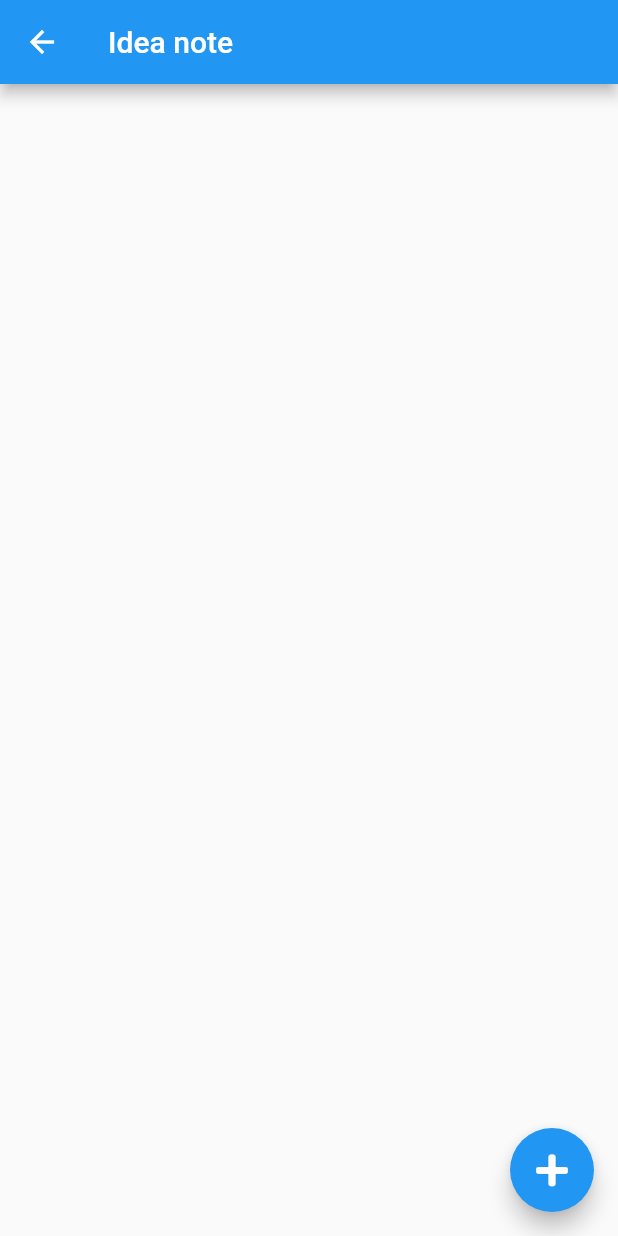
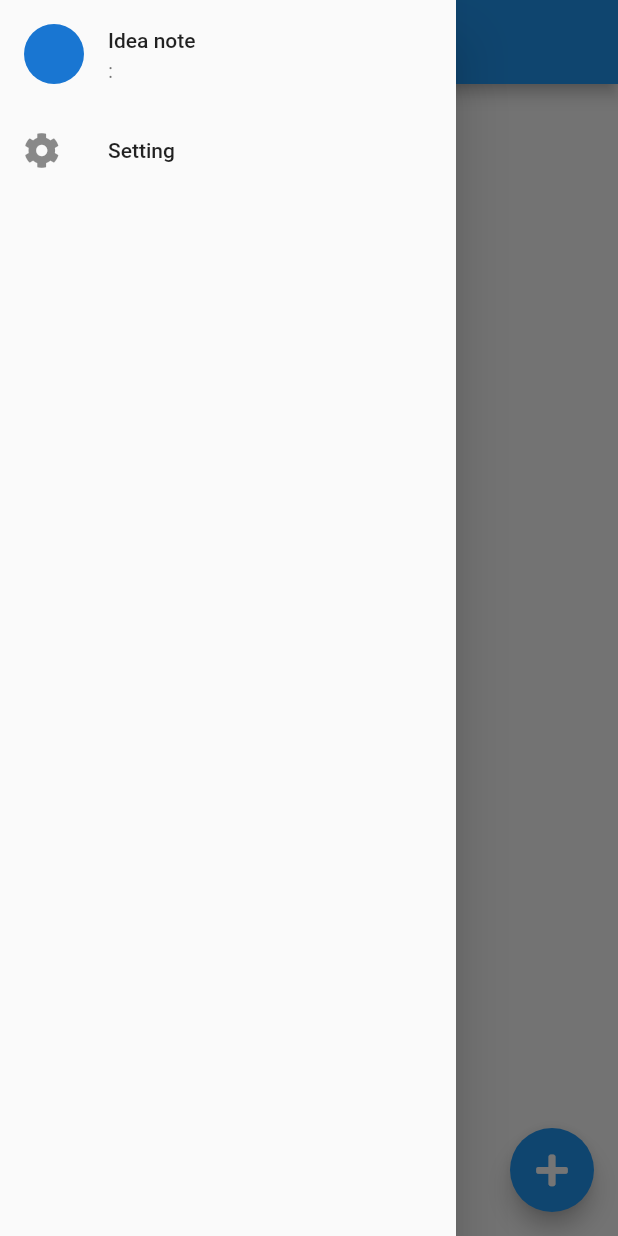
Before and after one commit to kitProject-dev/idea_note, a Flutter app: the HomeScreen screen opened by its route, with the side drawer open (before the commit the screen has no drawer), on a phone screen of 412 x 824 dp. Run offline on Flutter 3.47's test engine with Material 2 defaults, Android fonts, the light colour scheme and no system bars; our stand-ins replace flutter_speed_dial, font_awesome_flutter, shared_preferences, smooth_page_indicator; missing offline and left inert: dart:html, flutter_sheet_localization, package_info_wrapper; accounts and stored records are empty; project files that could hold a hidden picture were left out.

Commit message:
Create settings model

```diff
--- a/lib/config/preferences_key.dart
+++ b/lib/config/preferences_key.dart
@@ -1,4 +1,6 @@
 class PreferencesKey {
+  static const version = 'version';
+  static const buildNumber = 'build_number';
   static const setUpCompleted = 'set_up_completed';
   static const numberOfStartUps = 'number_of_start_ups';
 }
--- a/lib/main_mobile.dart
+++ b/lib/main_mobile.dart
@@ -1,5 +1,6 @@
 import 'package:flutter/widgets.dart';
 import 'package:idea_note/app.dart';
+import 'package:idea_note/repository/setting/setting.dart';
 import 'package:idea_note/repository/storage/mobile/mobile_storage.dart';
 import 'package:idea_note/repository/storage/storage.dart';
 import 'package:provider/provider.dart';
@@ -11,6 +12,9 @@ void main() => runApp(
             create: (_) => MobileStorage(),
             dispose: (context, value) => value.dispose(),
           ),
+          Provider<Setting>.value(
+            value: Setting(),
+          ),
         ],
         child: App(),
       ),
--- a/lib/main_web.dart
+++ b/lib/main_web.dart
@@ -1,5 +1,6 @@
 import 'package:flutter/widgets.dart';
 import 'package:idea_note/app.dart';
+import 'package:idea_note/repository/setting/setting.dart';
 import 'package:idea_note/repository/storage/storage.dart';
 import 'package:idea_note/repository/storage/web/web_storage.dart';
 import 'package:provider/provider.dart';
@@ -11,6 +12,9 @@ void main() => runApp(
             create: (_) => WebStorage(),
             dispose: (context, value) => value.dispose(),
           ),
+          Provider<Setting>.value(
+            value: Setting(),
+          ),
         ],
         child: App(),
       ),
--- /dev/null
+++ b/lib/model/settings_model.dart
@@ -0,0 +1,56 @@
+import 'dart:async';
+
+import 'package:idea_note/config/preferences_key.dart';
+import 'package:idea_note/repository/setting/setting.dart';
+
+class SettingsModel {
+  factory SettingsModel(Setting setting) {
+    return SettingsModel._(setting);
+  }
+
+  SettingsModel._(this._setting);
+
+  final Setting _setting;
+
+  Future<void> initialize() async {
+    await _setting.initialize();
+  }
+
+  Future<bool> setVersion(String version, String buildNumber) async {
+    final resultVersion =
+        await _setting.setValue(PreferencesKey.version, version);
+    final resultBuildNumber =
+        await _setting.setValue(PreferencesKey.buildNumber, buildNumber);
+    return resultVersion && resultBuildNumber;
+  }
+
+  String getVersion() {
+    return _setting.getValue(PreferencesKey.version) as String ?? '';
+  }
+
+  String getBuildNumber() {
+    return _setting.getValue(PreferencesKey.buildNumber) as String ?? '';
+  }
+
+  Future<bool> setUpCompleted() async {
+    final result = await _setting.setValue(PreferencesKey.setUpCompleted, true);
+    return result;
+  }
+
+  bool isSetUpCompleted() {
+    return _setting.getValue(PreferencesKey.setUpCompleted) as bool ?? false;
+  }
+
+  Future<bool> incrementNumberOfStartUps() async {
+    final numberOfStartUps = getNumberOfStartUps();
+    final result = await _setting.setValue(
+        PreferencesKey.numberOfStartUps, numberOfStartUps + 1);
+    return result;
+  }
+
+  int getNumberOfStartUps() {
+    return _setting.getValue(PreferencesKey.numberOfStartUps) as int ?? 0;
+  }
+
+  void dispose() {}
+}
--- a/lib/route.dart
+++ b/lib/route.dart
@@ -2,6 +2,7 @@ class RoutePath {
   static const String root = '/';
   static const String initial = '/initial';
   static const String home = '/home';
+  static const String settings = '/settings';
   static const String viewNote = '/view_note';
   static const String editNote = '/edit_note';
 }
--- a/lib/screens/home_screen.dart
+++ b/lib/screens/home_screen.dart
@@ -1,4 +1,3 @@
-import 'package:flutter/cupertino.dart';
 import 'package:flutter/material.dart';
 import 'package:font_awesome_flutter/font_awesome_flutter.dart';
 import 'package:idea_note/bloc/note_bloc.dart';
@@ -6,6 +5,7 @@ import 'package:idea_note/entity/note.dart';
 import 'package:idea_note/localization.dart';
 import 'package:idea_note/repository/storage/storage.dart';
 import 'package:idea_note/route.dart';
+import 'package:idea_note/widgets/home_drawer.dart';
 import 'package:provider/provider.dart';
 
 class HomeScreen extends StatelessWidget {
@@ -23,6 +23,7 @@ class HomeScreen extends StatelessWidget {
         appBar: AppBar(
           title: SelectableText(AppLocalizations.of(context).title),
         ),
+        drawer: HomeDrawer(),
         body: _buildBody(),
         floatingActionButton: FloatingActionButton(
           onPressed: () async {
--- /dev/null
+++ b/lib/widgets/home_drawer.dart
@@ -0,0 +1,35 @@
+import 'package:flutter/material.dart';
+import 'package:flutter/widgets.dart';
+import 'package:font_awesome_flutter/font_awesome_flutter.dart';
+import 'package:idea_note/localization.dart';
+import 'package:idea_note/model/settings_model.dart';
+import 'package:idea_note/route.dart';
+import 'package:provider/provider.dart';
+
+class HomeDrawer extends StatelessWidget {
+  @override
+  Widget build(BuildContext context) {
+    final settingsModel = Provider.of<SettingsModel>(context, listen: false);
+    return SafeArea(
+      child: Drawer(
+        child: ListView(
+          children: <Widget>[
+            ListTile(
+              leading: const CircleAvatar(),
+              title: Text(AppLocalizations.of(context).title),
+              subtitle: Text('${settingsModel.getVersion()}'
+                  ':${settingsModel.getBuildNumber()}'),
+            ),
+            ListTile(
+              leading: Icon(FontAwesomeIcons.cog),
+              title: const Text('Setting'),
+              onTap: () {
+                Navigator.of(context).pushNamed(RoutePath.settings);
+              },
+            ),
+          ],
+        ),
+      ),
+    );
+  }
+}
--- a/lib/widgets/note_edit_body.dart
+++ b/lib/widgets/note_edit_body.dart
@@ -18,7 +18,7 @@ class _NoteEditBodyState extends State<NoteEditBody> {
   @override
   void initState() {
     super.initState();
-    _textEditingController = TextEditingController(); // <- こんな感じ
+    _textEditingController = TextEditingController();
   }
 
   @override
--- a/pubspec.yaml
+++ b/pubspec.yaml
@@ -15,12 +15,15 @@ dependencies:
 
   flutter_sheet_localization: ^1.0.0
   font_awesome_flutter: ^8.7.0
-  path_provider: ^1.6.1
   provider: ^4.0.4
   shared_preferences: ^0.5.6+2
 
   flutter_speed_dial: ^1.2.5
   smooth_page_indicator: ^0.1.3
+
+  path_provider: ^1.6.1
+  package_info_wrapper:
+    git: https://gitlab.com/kitProject/package_info_wrapper.git
 
 dev_dependencies:
   flutter_test:
```
Also changed, not shown: lib/app.dart (+17 -1 lines), lib/repository/setting/setting.dart (added, +41 -0 lines), lib/screens/initial_screen.dart (+5 -4 lines), lib/screens/settings_screen.dart (added, +33 -0 lines), lib/screens/splash_screen.dart (+18 -13 lines), pubspec.lock, 1 other file.
